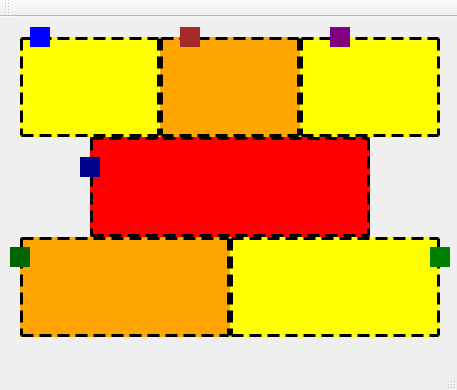
First picture: the form in TrainServer/mainwindow.ui, repository Barbalho12/Train-Project, before the edit.
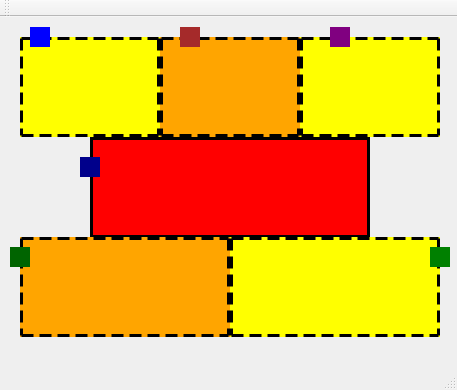
Second picture: the form after the edit.

```diff
--- a/TrainServer/mainwindow.ui
+++ b/TrainServer/mainwindow.ui
@@ -71,12 +71,12 @@
       <x>90</x>
       <y>120</y>
       <width>280</width>
-      <height>100</height>
+      <height>101</height>
      </rect>
     </property>
     <property name="styleSheet">
      <string notr="true">background-color: red;
-border: 3px dashed black</string>
+border: 3px solid black</string>
     </property>
     <property name="text">
      <string/>
```
